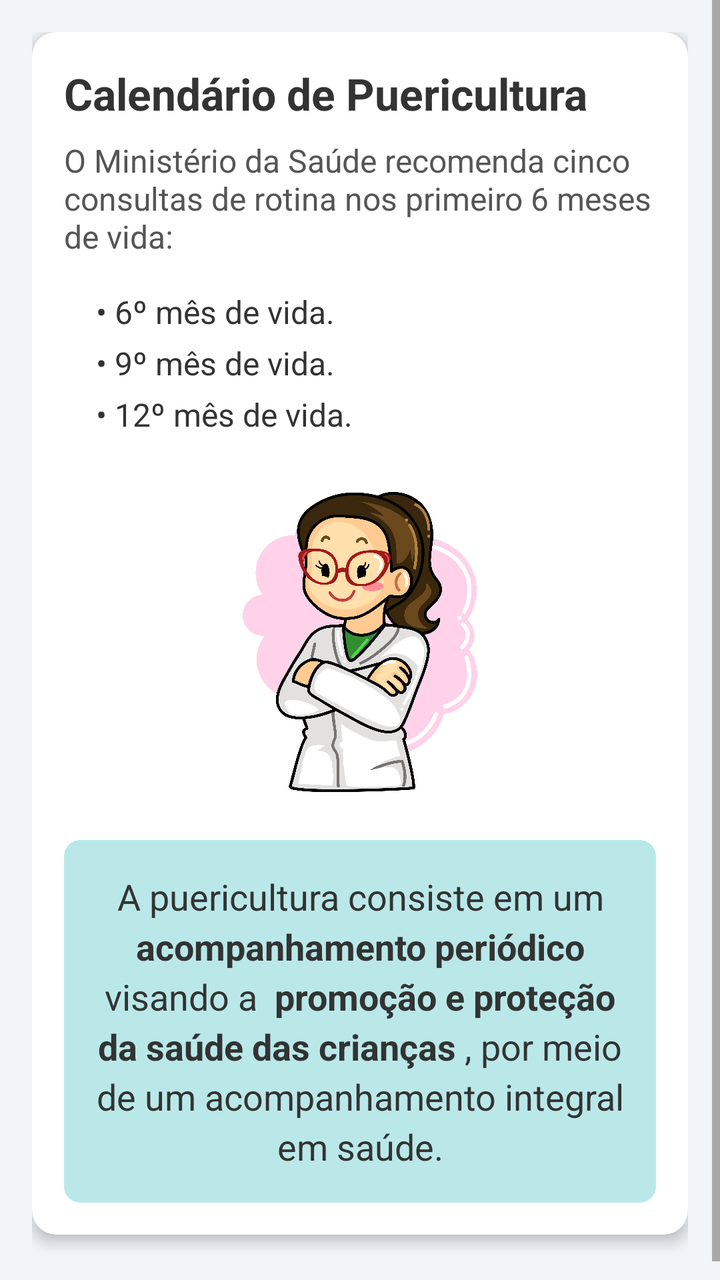
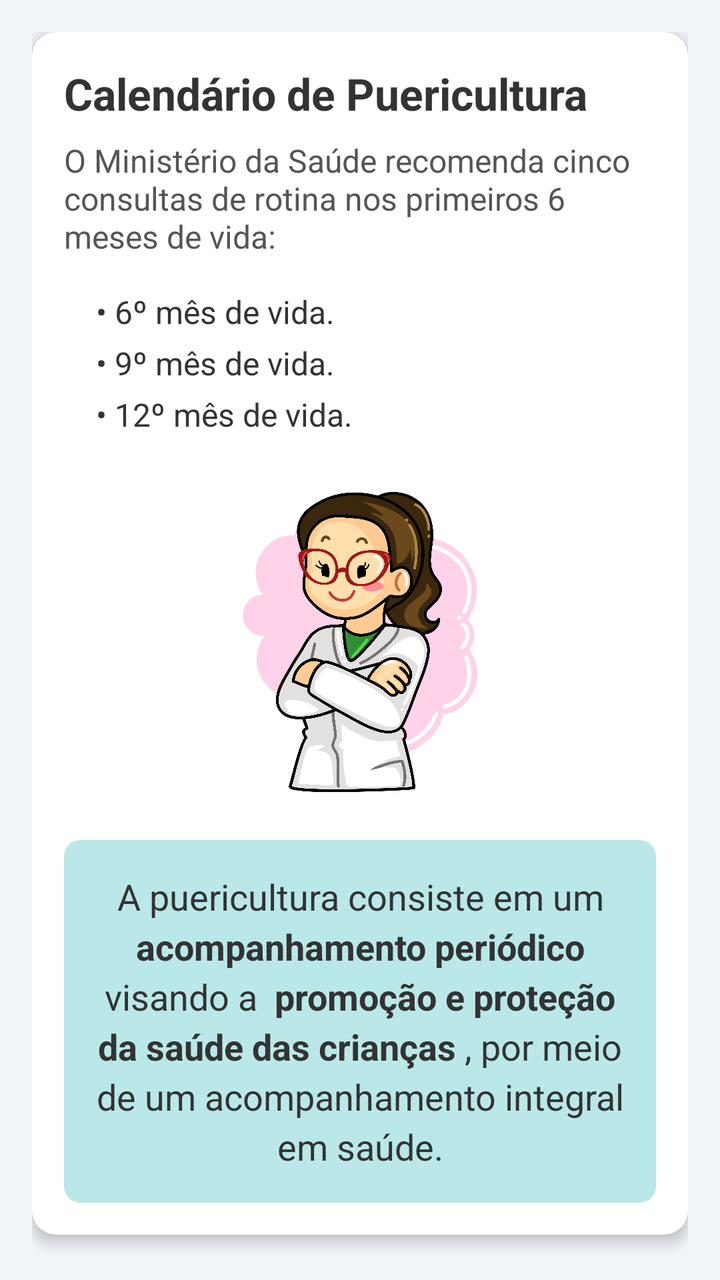

An Android layout rendered at two revisions. The XML below is the earlier revision; the diff shows what the commit changed to produce the second picture.
<!-- AndroidManifest.xml: application theme Theme.NutrirAGente -->
<!-- res/layout/calendario1.xml -->
<?xml version="1.0" encoding="utf-8"?>
<androidx.constraintlayout.widget.ConstraintLayout xmlns:android="http://schemas.android.com/apk/res/android"
    xmlns:app="http://schemas.android.com/apk/res-auto"
    xmlns:tools="http://schemas.android.com/tools"
    android:layout_width="match_parent"
    android:layout_height="match_parent"
    android:background="@color/gray">



    <ScrollView
        android:layout_width="wrap_content"
        android:layout_height="match_parent">

        <LinearLayout
            android:layout_width="wrap_content"
            android:layout_height="wrap_content"
            android:orientation="vertical"
            android:padding="16dp">

            <androidx.cardview.widget.CardView
                android:layout_width="match_parent"
                android:layout_height="wrap_content"
                app:cardCornerRadius="12dp"
                app:cardElevation="4dp"
                android:layout_marginBottom="16dp">

                <LinearLayout
                    android:layout_width="match_parent"
                    android:layout_height="wrap_content"
                    android:orientation="vertical"
                    android:padding="16dp">

                    <TextView
                        android:id="@+id/tv_title"
                        android:layout_width="wrap_content"
                        android:layout_height="wrap_content"
                        android:text="Calendário de Puericultura"
                        android:textColor="#333333"
                        android:textSize="22sp"
                        android:textStyle="bold" />

                    <TextView
                        android:id="@+id/tv_subtitle"
                        android:layout_width="wrap_content"
                        android:layout_height="wrap_content"
                        android:layout_marginTop="8dp"
                        android:text="O Ministério da Saúde recomenda cinco consultas de rotina nos primeiro 6 meses de vida:"
                        android:textColor="#555555"
                        android:textSize="16sp" />

                    <LinearLayout
                        android:layout_width="match_parent"
                        android:layout_height="wrap_content"
                        android:orientation="vertical"
                        android:layout_marginTop="16dp"
                        android:layout_marginStart="16dp">



                        <TextView
                            style="@style/ListItemTextStyle"
                            android:text="• 6º mês de vida." />

                        <TextView
                            style="@style/ListItemTextStyle"
                            android:text="• 9º mês de vida." />

                        <TextView
                            style="@style/ListItemTextStyle"
                            android:text="• 12º mês de vida." />

                    </LinearLayout>

                    <ImageView
                        android:id="@+id/iv_doctor"
                        android:layout_width="150dp"
                        android:layout_height="150dp"
                        android:layout_gravity="center_horizontal"
                        android:layout_marginTop="24dp"
                        android:contentDescription="@string/profissional_da_saude"
                        android:src="@drawable/enfermeira_1"
                        app:srcCompat="@drawable/enfermeira_1" />

                    <androidx.cardview.widget.CardView
                        android:layout_width="match_parent"
                        android:layout_height="wrap_content"
                        android:layout_marginTop="24dp"
                        app:cardBackgroundColor="@color/warn_blue"
                        app:cardCornerRadius="8dp"
                        app:cardElevation="0dp">

                        <TextView
                            android:layout_width="match_parent"
                            android:layout_height="wrap_content"
                            android:padding="16dp"
                            android:text="@string/puericultura_1"
                            android:textColor="@color/color_text_black"
                            android:gravity="center"
                            android:textSize="18sp"
                            android:lineSpacingExtra="4dp"/>

                    </androidx.cardview.widget.CardView>

                </LinearLayout>

            </androidx.cardview.widget.CardView>

        </LinearLayout>
    </ScrollView>


</androidx.constraintlayout.widget.ConstraintLayout>
<!-- resources referenced by this layout -->
<resources>
  <color name="color_text_black">#333333</color>
  <color name="gray">#F1F4F8</color>
  <color name="warn_blue">#FFBAE8E8</color>
  <!-- drawable enfermeira_1: png bitmap (drawable, 366324 bytes) -->
  <string name="profissional_da_saude">Ilustração de uma profissional de saúde</string>
  <string name="puericultura_1">A puericultura consiste em um <b> acompanhamento periódico </b> visando a <b> promoção e proteção da saúde das crianças </b>, por meio de um acompanhamento integral em saúde.</string>
  <style name="ListItemTextStyle">
          <item name="android:layout_width">wrap_content</item>
          <item name="android:layout_height">wrap_content</item>
          <item name="android:textColor">#333333</item>
          <item name="android:statusBarColor"> @color/blue_toolbar</item>
          <item name="android:navigationBarColor"> @color/blue_toolbar </item>
          <item name="android:textSize">16sp</item>
          <item name="android:layout_marginBottom">4dp</item>
      </style>
  <style name="Theme.NutrirAGente" parent="Theme.MaterialComponents.Light.NoActionBar">
          
          <item name="colorPrimary">@color/purple_500</item>
          <item name="colorPrimaryVariant">@color/blue_toolbar</item>
          <item name="colorOnPrimary">@color/white</item>
          <item name="colorOnPrimaryFixedVariant">@color/blue_toolbar</item>
          
          <item name="colorSecondary">@color/teal_200</item>
          <item name="colorSecondaryVariant">@color/teal_700</item>
          <item name="colorOnSecondary">@color/black</item>
          
          <item name="android:statusBarColor">@color/blue_toolbar</item>
          
      </style>
  <color name="blue_toolbar">#272643</color>
  <color name="purple_500">#FF6200EE</color>
  <color name="white">#FFFFFFFF</color>
  <color name="teal_200">#FF03DAC5</color>
  <color name="teal_700">#FF018786</color>
  <color name="black">#FF000000</color>
</resources>

<!-- the commit's change to res/layout/calendario1.xml (unified diff, before → after) -->
@@ -1,113 +1,110 @@
 <?xml version="1.0" encoding="utf-8"?>
-<androidx.constraintlayout.widget.ConstraintLayout xmlns:android="http://schemas.android.com/apk/res/android"
+<androidx.core.widget.NestedScrollView xmlns:android="http://schemas.android.com/apk/res/android"
     xmlns:app="http://schemas.android.com/apk/res-auto"
     xmlns:tools="http://schemas.android.com/tools"
     android:layout_width="match_parent"
     android:layout_height="match_parent"
-    android:background="@color/gray">
+    android:background="@color/gray"
+    android:fillViewport="true"
+    android:fitsSystemWindows="true">
 
+    
+    <LinearLayout
+        android:layout_width="match_parent"
+        android:layout_height="wrap_content"
+        android:orientation="vertical"
+        android:padding="16dp">
 
+        <androidx.cardview.widget.CardView
+            android:layout_width="match_parent"
+            android:layout_height="wrap_content"
+            android:layout_marginBottom="16dp"
+            app:cardCornerRadius="12dp"
+            app:cardElevation="4dp">
 
-    <ScrollView
-        android:layout_width="wrap_content"
-        android:layout_height="match_parent">
-
-        <LinearLayout
-            android:layout_width="wrap_content"
-            android:layout_height="wrap_content"
-            android:orientation="vertical"
-            android:padding="16dp">
-
-            <androidx.cardview.widget.CardView
+            <LinearLayout
                 android:layout_width="match_parent"
                 android:layout_height="wrap_content"
-                app:cardCornerRadius="12dp"
-                app:cardElevation="4dp"
-                android:layout_marginBottom="16dp">
+                android:orientation="vertical"
+                android:padding="16dp">
+
+                <TextView
+                    android:id="@+id/tv_title"
+                    android:layout_width="match_parent"
+                    android:layout_height="wrap_content"
+                    android:text="Calendário de Puericultura"
+                    android:textColor="#333333"
+                    android:textSize="22sp"
+                    android:textStyle="bold" />
+
+                <TextView
+                    android:id="@+id/tv_subtitle"
+                    android:layout_width="match_parent"
+                    android:layout_height="wrap_content"
+                    android:layout_marginTop="8dp"
+                    android:text="O Ministério da Saúde recomenda cinco consultas de rotina nos primeiros 6 meses de vida:"
+                    android:textColor="#555555"
+                    android:textSize="16sp" />
 
                 <LinearLayout
                     android:layout_width="match_parent"
                     android:layout_height="wrap_content"
-                    android:orientation="vertical"
-                    android:padding="16dp">
+                    android:layout_marginStart="16dp"
+                    android:layout_marginTop="16dp"
+                    android:orientation="vertical">
 
                     <TextView
-                        android:id="@+id/tv_title"
-                        android:layout_width="wrap_content"
+                        style="@style/ListItemTextStyle"
+                        android:layout_width="match_parent"
                         android:layout_height="wrap_content"
-                        android:text="Calendário de Puericultura"
-                        android:textColor="#333333"
-                        android:textSize="22sp"
-                        android:textStyle="bold" />
+                        android:text="• 6º mês de vida." />
 
                     <TextView
-                        android:id="@+id/tv_subtitle"
-                        android:layout_width="wrap_content"
-                        android:layout_height="wrap_content"
-                        android:layout_marginTop="8dp"
-                        android:text="O Ministério da Saúde recomenda cinco consultas de rotina nos primeiro 6 meses de vida:"
-                        android:textColor="#555555"
-                        android:textSize="16sp" />
-
-                    <LinearLayout
+                        style="@style/ListItemTextStyle"
                         android:layout_width="match_parent"
                         android:layout_height="wrap_content"
-                        android:orientation="vertical"
-                        android:layout_marginTop="16dp"
-                        android:layout_marginStart="16dp">
+                        android:text="• 9º mês de vida." />
 
-
-
-                        <TextView
-                            style="@style/ListItemTextStyle"
-                            android:text="• 6º mês de vida." />
-
-                        <TextView
-                            style="@style/ListItemTextStyle"
-                            android:text="• 9º mês de vida." />
-
-                        <TextView
-                            style="@style/ListItemTextStyle"
-                            android:text="• 12º mês de vida." />
-
-                    </LinearLayout>
-
-                    <ImageView
-                        android:id="@+id/iv_doctor"
-                        android:layout_width="150dp"
-                        android:layout_height="150dp"
-                        android:layout_gravity="center_horizontal"
-                        android:layout_marginTop="24dp"
-                        android:contentDescription="@string/profissional_da_saude"
-                        android:src="@drawable/enfermeira_1"
-                        app:srcCompat="@drawable/enfermeira_1" />
-
-                    <androidx.cardview.widget.CardView
+                    <TextView
+                        style="@style/ListItemTextStyle"
                         android:layout_width="match_parent"
                         android:layout_height="wrap_content"
-                        android:layout_marginTop="24dp"
-                        app:cardBackgroundColor="@color/warn_blue"
-                        app:cardCornerRadius="8dp"
-                        app:cardElevation="0dp">
-
-                        <TextView
-                            android:layout_width="match_parent"
-                            android:layout_height="wrap_content"
-                            android:padding="16dp"
-                            android:text="@string/puericultura_1"
-                            android:textColor="@color/color_text_black"
-                            android:gravity="center"
-                            android:textSize="18sp"
-                            android:lineSpacingExtra="4dp"/>
-
-                    </androidx.cardview.widget.CardView>
+                        android:text="• 12º mês de vida." />
 
                 </LinearLayout>
 
-            </androidx.cardview.widget.CardView>
+                <ImageView
+                    android:id="@+id/iv_doctor"
+                    android:layout_width="150dp"
+                    android:layout_height="150dp"
+                    android:layout_gravity="center_horizontal"
+                    android:layout_marginTop="24dp"
+                    android:contentDescription="@string/profissional_da_saude"
+                    android:src="@drawable/enfermeira_1"
+                    app:srcCompat="@drawable/enfermeira_1" />
 
-        </LinearLayout>
-    </ScrollView>
+                <androidx.cardview.widget.CardView
+                    android:layout_width="match_parent"
+                    android:layout_height="wrap_content"
+                    android:layout_marginTop="24dp"
+                    app:cardBackgroundColor="@color/warn_blue"
+                    app:cardCornerRadius="8dp"
+                    app:cardElevation="0dp">
 
+                    <TextView
+                        android:layout_width="match_parent"
+                        android:layout_height="wrap_content"
+                        android:gravity="center"
+                        android:lineSpacingExtra="4dp"
+                        android:padding="16dp"
+                        android:text="@string/puericultura_1"
+                        android:textColor="@color/color_text_black"
+                        android:textSize="18sp" />
 
-</androidx.constraintlayout.widget.ConstraintLayout>
+                </androidx.cardview.widget.CardView>
+
+            </LinearLayout>
+        </androidx.cardview.widget.CardView>
+
+    </LinearLayout>
+</androidx.core.widget.NestedScrollView>
